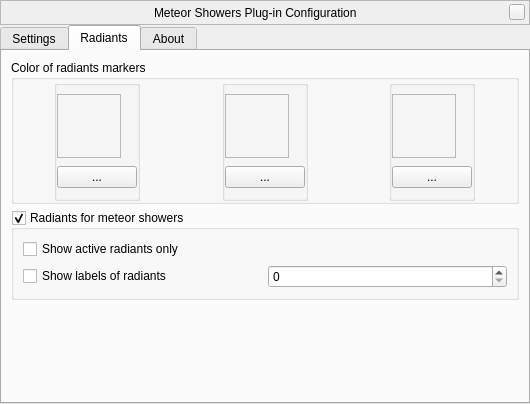
Old version of the form plugins/MeteorShowers/src/gui/meteorShowerDialog.ui in the repository 519984307/stellarium_src.
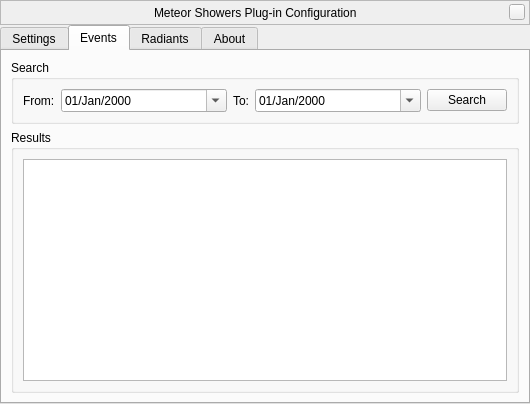
New version of the form. Icons and pictures are not drawn. Custom widgets are drawn as their Qt base class.

Commit message: Add search engine to find and list meteor events New tab: "Events"

The edit to the form file:
```diff
--- a/plugins/MeteorShowers/src/gui/meteorShowerDialog.ui
+++ b/plugins/MeteorShowers/src/gui/meteorShowerDialog.ui
@@ -311,6 +311,99 @@
        </item>
       </layout>
      </widget>
+     <widget class="QWidget" name="eventsTab">
+      <attribute name="title">
+       <string>Events</string>
+      </attribute>
+      <layout class="QVBoxLayout" name="verticalLayout">
+       <item>
+        <widget class="QGroupBox" name="search">
+         <property name="maximumSize">
+          <size>
+           <width>16777215</width>
+           <height>16777215</height>
+          </size>
+         </property>
+         <property name="title">
+          <string>Search</string>
+         </property>
+         <layout class="QHBoxLayout" name="horizontalLayout">
+          <item>
+           <widget class="QLabel" name="labelFrom">
+            <property name="text">
+             <string>From:</string>
+            </property>
+           </widget>
+          </item>
+          <item>
+           <widget class="QDateEdit" name="dateFrom">
+            <property name="sizePolicy">
+             <sizepolicy hsizetype="MinimumExpanding" vsizetype="Fixed">
+              <horstretch>0</horstretch>
+              <verstretch>0</verstretch>
+             </sizepolicy>
+            </property>
+            <property name="displayFormat">
+             <string>dd/MMM/yyyy</string>
+            </property>
+            <property name="calendarPopup">
+             <bool>true</bool>
+            </property>
+           </widget>
+          </item>
+          <item>
+           <widget class="QLabel" name="labelTo">
+            <property name="text">
+             <string>To:</string>
+            </property>
+           </widget>
+          </item>
+          <item>
+           <widget class="QDateEdit" name="dateTo">
+            <property name="sizePolicy">
+             <sizepolicy hsizetype="MinimumExpanding" vsizetype="Fixed">
+              <horstretch>0</horstretch>
+              <verstretch>0</verstretch>
+             </sizepolicy>
+            </property>
+            <property name="displayFormat">
+             <string>dd/MMM/yyyy</string>
+            </property>
+            <property name="calendarPopup">
+             <bool>true</bool>
+            </property>
+           </widget>
+          </item>
+          <item>
+           <widget class="QPushButton" name="searchButton">
+            <property name="text">
+             <string>Search</string>
+            </property>
+            <property name="checkable">
+             <bool>false</bool>
+            </property>
+            <property name="default">
+             <bool>false</bool>
+            </property>
+           </widget>
+          </item>
+         </layout>
+        </widget>
+       </item>
+       <item>
+        <widget class="QGroupBox" name="results">
+         <property name="title">
+          <string>Results</string>
+         </property>
+         <layout class="QVBoxLayout" name="verticalLayout_5">
+          <item>
+           <widget class="QListWidget" name="listEvents"/>
+          </item>
+         </layout>
+        </widget>
+       </item>
+      </layout>
+     </widget>
      <widget class="QWidget" name="radiantTab">
       <property name="enabled">
        <bool>true</bool>
```
The commit also changes 4 other files.
